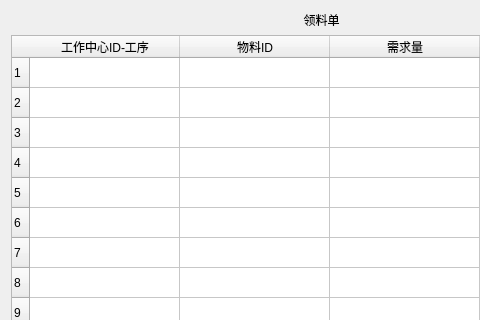
Old version of the form jh/code/table-LingLiao.ui in the repository joker20020/ERP; both pictures show x 0 to 480 and y 0 to 320 of the 643 by 441 pixel window.
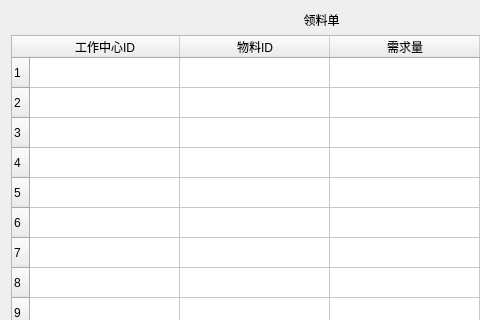
New version of the form. Custom widgets are drawn as their Qt base class.

The edit to the form file:
```diff
--- a/jh/code/table-LingLiao.ui
+++ b/jh/code/table-LingLiao.ui
@@ -63,7 +63,7 @@
      <row/>
      <column>
       <property name="text">
-       <string>工作中心ID-工序</string>
+       <string>工作中心ID</string>
       </property>
      </column>
      <column>
```
